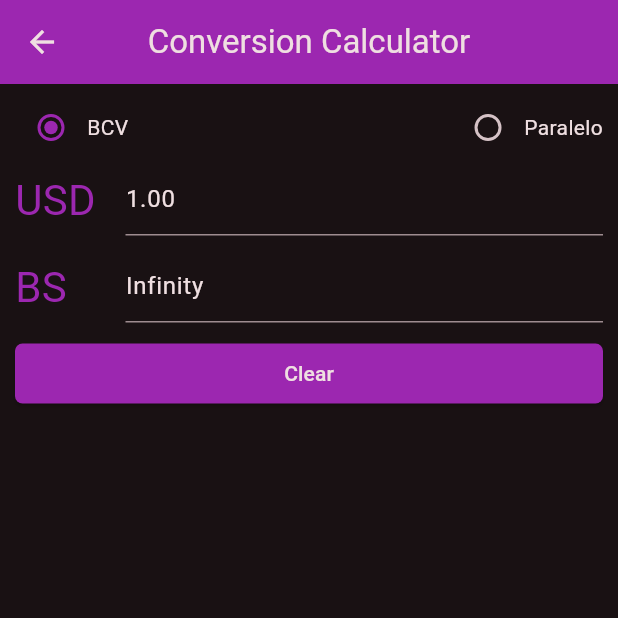
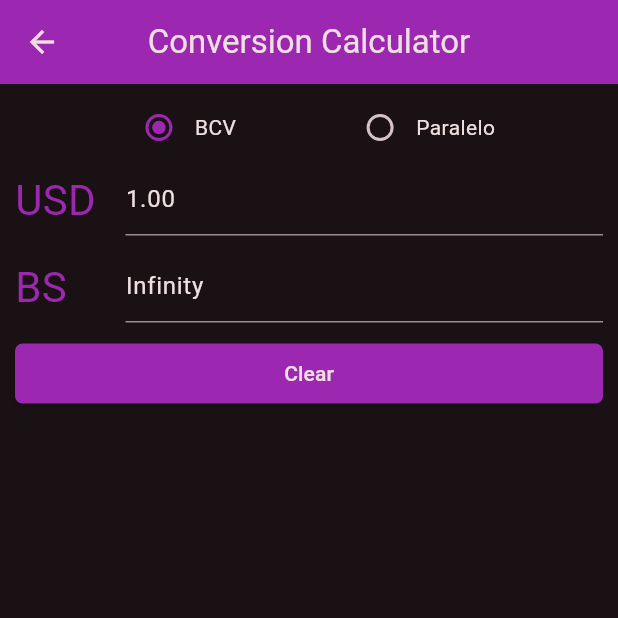
Before and after one commit to Eeshe/fundy, a Flutter app: the ConversionCalculatorPage screen opened by its route, on a phone screen of 412 x 824 dp, the top half of it. Run offline on Flutter 3.47's test engine with Material 3 defaults, Android fonts, the phone set to English and light mode, and no system bars; our stand-ins replace hive, local_auth, month_picker_dialog, percent_indicator, shared_preferences; missing offline and left inert: coingecko_api, flex_color_picker; accounts and stored records are empty; generated files the repository leaves out were written again; network calls fail.

Commit message:
refactor: Small tweaks to overview and conversion calculator page

```diff
--- a/lib/ui/pages/conversion_calculator_page.dart
+++ b/lib/ui/pages/conversion_calculator_page.dart
@@ -102,7 +102,7 @@ class ConversionCalculatorPageState extends State<ConversionCalculatorPage> {
       rateRadios.add(_createRateWidget(rate));
     }
     return Row(
-      mainAxisAlignment: MainAxisAlignment.spaceBetween,
+      mainAxisAlignment: MainAxisAlignment.spaceEvenly,
       children: rateRadios,
     );
   }
--- a/lib/ui/pages/overview_page.dart
+++ b/lib/ui/pages/overview_page.dart
@@ -351,8 +351,9 @@ class OverviewPageState extends State<OverviewPage> {
           return Center(
             child: Column(
               children: [
-                const Icon(
+                Icon(
                   Icons.search_off,
+                  color: Theme.of(context).colorScheme.error,
                   size: 50,
                 ),
                 Text(
```
